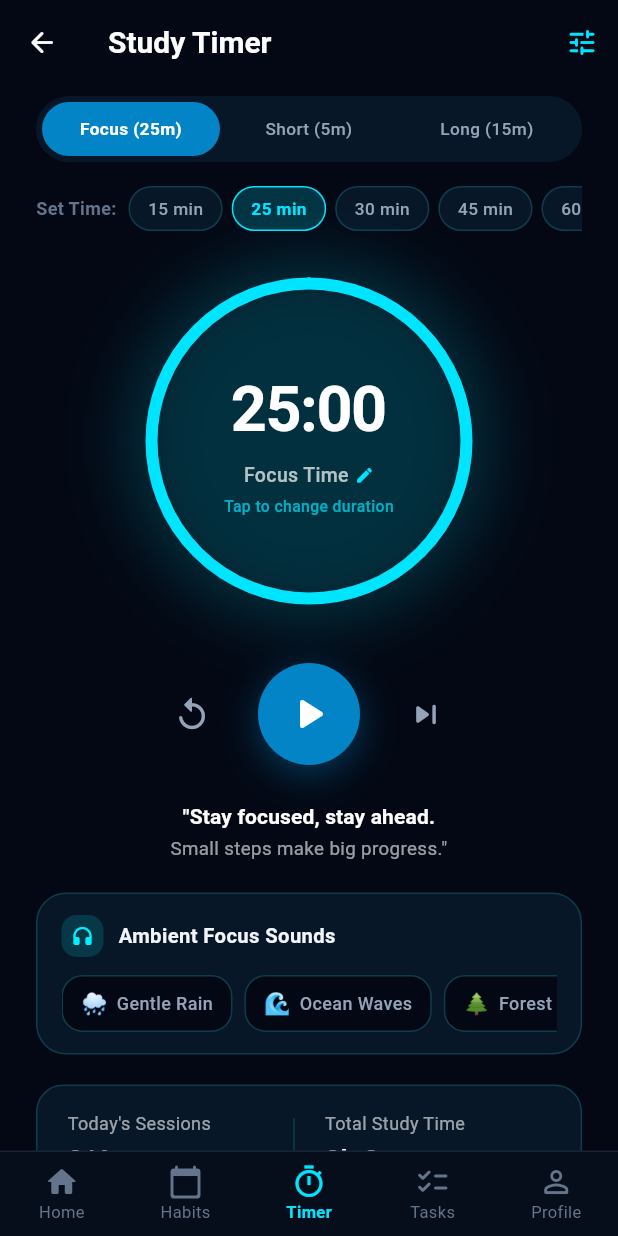
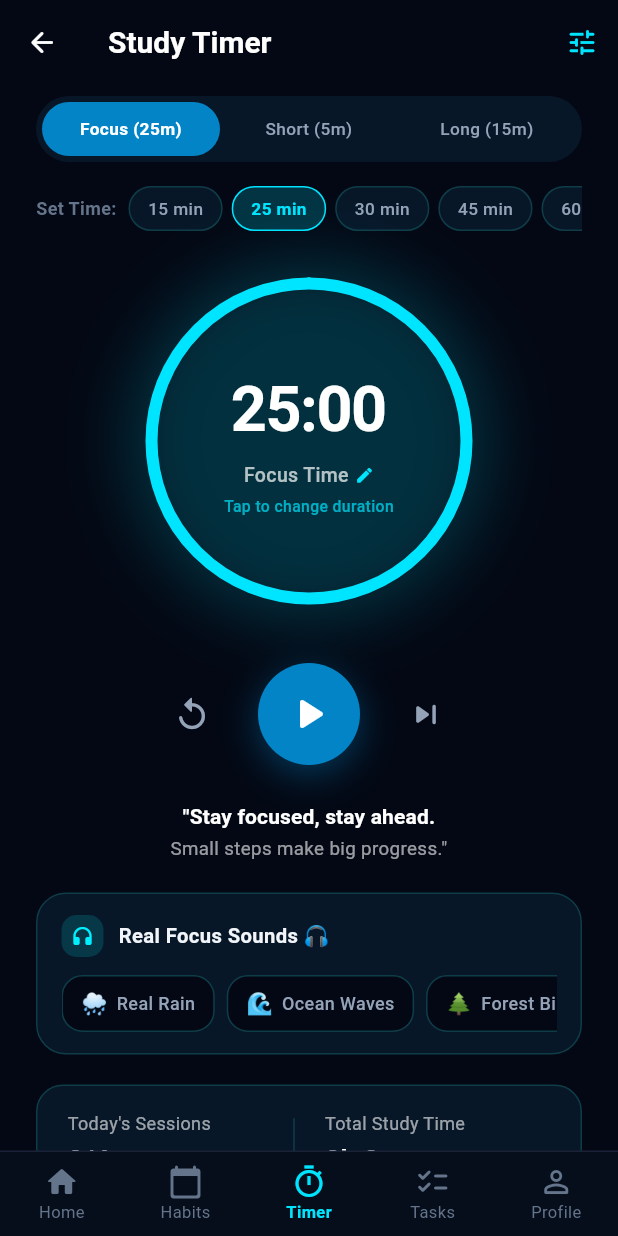
Before and after one commit to codewithyogeshh/HABIT-NOVA.APK, a Flutter app: the StudyTimerScreen screen opened directly, on a phone screen of 412 x 824 dp. Run offline on Flutter 3.47's test engine with Material 3 defaults, Android fonts, the light colour scheme and no system bars; our stand-ins replace flutter_local_notifications, image_picker, shared_preferences, supabase_flutter, timezone; missing offline and left inert: dart:js_interop, shared_preferences_android; accounts and stored records are empty; statements that could not run were skipped.

Commit message:
feat: replace synthetic noise with authentic real-world nature and ambient sound recordings (real rain, ocean surf, forest birds, cozy cafe, campfire)

```diff
--- a/lib/core/services/focus_sound_service.dart
+++ b/lib/core/services/focus_sound_service.dart
@@ -17,43 +17,43 @@ class FocusSoundOption {
   });
 }
 
-/// Service managing relaxing ambient focus sounds for the Study Timer.
+/// Service managing authentic real-world ambient focus sounds for the Study Timer.
 class FocusSoundService {
   static const MethodChannel _channel = MethodChannel('com.example.synvero/focus_sounds');
 
   static final ValueNotifier<String?> currentSoundIdNotifier = ValueNotifier<String?>(null);
-  static final ValueNotifier<double> volumeNotifier = ValueNotifier<double>(0.7);
+  static final ValueNotifier<double> volumeNotifier = ValueNotifier<double>(0.8);
 
   static const List<FocusSoundOption> options = [
     FocusSoundOption(
       id: 'rain',
-      name: 'Gentle Rain',
+      name: 'Real Rain',
       iconEmoji: '🌧️',
-      subtitle: 'Calming steady raindrops',
+      subtitle: 'खरा पाऊस • Rain on window glass',
     ),
     FocusSoundOption(
       id: 'ocean',
       name: 'Ocean Waves',
       iconEmoji: '🌊',
-      subtitle: 'Rhythmic deep sea tides',
+      subtitle: 'समुद्राच्या लाटा • Deep ocean surf',
     ),
     FocusSoundOption(
       id: 'forest',
-      name: 'Forest Zen',
+      name: 'Forest Birds',
       iconEmoji: '🌲',
-      subtitle: 'Nature breeze & gentle birds',
+      subtitle: 'निसर्गातील पक्षी • Birds in green trees',
     ),
     FocusSoundOption(
       id: 'cafe',
-      name: 'Cafe Ambiance',
+      name: 'Cozy Cafe',
       iconEmoji: '☕',
-      subtitle: 'Cozy coffee shop background',
+      subtitle: 'कॅफे व्हायब्स • Coffee shop atmosphere',
     ),
     FocusSoundOption(
-      id: 'whitenoise',
-      name: 'Deep Focus Noise',
-      iconEmoji: '🧘',
-      subtitle: 'Blocks out all distractions',
+      id: 'campfire',
+      name: 'Campfire',
+      iconEmoji: '🔥',
+      subtitle: 'शेकोटीचा आवाज • Warm crackling fire',
     ),
   ];
 
--- a/lib/features/timer/presentation/focus_sound_selector_widget.dart
+++ b/lib/features/timer/presentation/focus_sound_selector_widget.dart
@@ -1,7 +1,7 @@
 import 'package:flutter/material.dart';
 import 'package:synvero/core/services/focus_sound_service.dart';
 
-/// Ambient focus sound selector bar embedded in the Study Timer.
+/// Ambient focus sound selector bar embedded in the Study Timer with authentic recordings.
 class FocusSoundSelectorWidget extends StatelessWidget {
   const FocusSoundSelectorWidget({super.key});
 
@@ -17,6 +17,12 @@ class FocusSoundSelectorWidget extends StatelessWidget {
       valueListenable: FocusSoundService.currentSoundIdNotifier,
       builder: (context, currentSoundId, _) {
         final isPlaying = currentSoundId != null;
+        final selectedOption = isPlaying
+            ? FocusSoundService.options.firstWhere(
+                (o) => o.id == currentSoundId,
+                orElse: () => FocusSoundService.options.first,
+              )
+            : null;
 
         return Container(
           padding: const EdgeInsets.symmetric(horizontal: 16, vertical: 14),
@@ -57,13 +63,27 @@ class FocusSoundSelectorWidget extends StatelessWidget {
                         ),
                       ),
                       const SizedBox(width: 10),
+                      Column(
+                        crossAxisAlignment: CrossAxisAlignment.start,
+                        children: [
                           Text(
-                        'Ambient Focus Sounds',
+                            'Real Focus Sounds 🎧',
                             style: TextStyle(
                               color: kTextColor,
                               fontSize: 13.5,
                               fontWeight: FontWeight.w700,
                             ),
+                          ),
+                          if (selectedOption != null)
+                            Text(
+                              selectedOption.subtitle,
+                              style: const TextStyle(
+                                color: Color(0xFF00F0FF),
+                                fontSize: 11,
+                                fontWeight: FontWeight.w500,
+                              ),
+                            ),
+                        ],
                       ),
                     ],
                   ),
@@ -146,6 +166,38 @@ class FocusSoundSelectorWidget extends StatelessWidget {
                   }).toList(),
                 ),
               ),
+
+              // Volume Slider when playing
+              if (isPlaying) ...[
+                const SizedBox(height: 10),
+                Row(
+                  children: [
+                    const Icon(Icons.volume_down_rounded, size: 15, color: Color(0xFF94A3B8)),
+                    Expanded(
+                      child: ValueListenableBuilder<double>(
+                        valueListenable: FocusSoundService.volumeNotifier,
+                        builder: (context, vol, _) {
+                          return SliderTheme(
+                            data: SliderTheme.of(context).copyWith(
+                              activeTrackColor: const Color(0xFF00F0FF),
+                              inactiveTrackColor: isDark ? const Color(0xFF030814) : const Color(0xFFE2E8F0),
+                              thumbColor: const Color(0xFF00F0FF),
+                              overlayColor: const Color(0xFF00F0FF).withValues(alpha: 0.2),
+                              trackHeight: 3,
+                              thumbShape: const RoundSliderThumbShape(enabledThumbRadius: 5),
+                            ),
+                            child: Slider(
+                              value: vol,
+                              onChanged: (v) => FocusSoundService.setVolume(v),
+                            ),
+                          );
+                        },
+                      ),
+                    ),
+                    const Icon(Icons.volume_up_rounded, size: 15, color: Color(0xFF00F0FF)),
+                  ],
+                ),
+              ],
             ],
           ),
         );
--- a/pubspec.yaml
+++ b/pubspec.yaml
@@ -76,6 +76,7 @@ flutter:
   assets:
     - assets/icon/
     - assets/images/
+    - assets/audio/
 
   # To add assets to your application, add an assets section, like this:
   # assets:
```
Also changed, not shown: 11 other files. Lines whose indentation alone changed are shown as unchanged.
